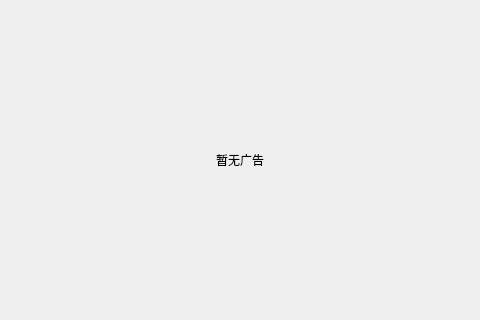
This is VendingSystem_client/advertisement.ui in Nyar-D/VendingSystem as Qt 5 draws it before an edit; both pictures show x 272 to 752 and y 124 to 444 of the 1024 by 600 pixel window. The edited form follows.
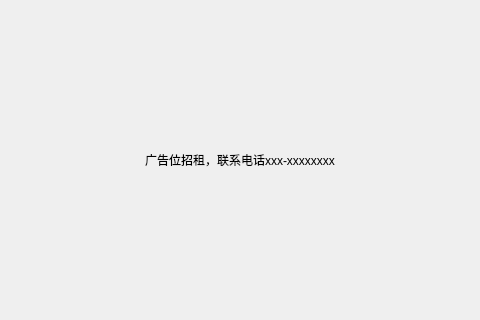
This is the edited form.

Commit message:
客户端添加广告轮播功能
实现视频、gif、图片的循环播放

```diff
--- a/VendingSystem_client/advertisement.ui
+++ b/VendingSystem_client/advertisement.ui
@@ -24,7 +24,7 @@
      </rect>
     </property>
     <property name="text">
-     <string>暂无广告</string>
+     <string>广告位招租，联系电话xxx-xxxxxxxx</string>
     </property>
     <property name="alignment">
      <set>Qt::AlignCenter</set>
```
Left out of the diff: 2 changed lines with no effect on the pictures. The commit also changes 5 other files.
